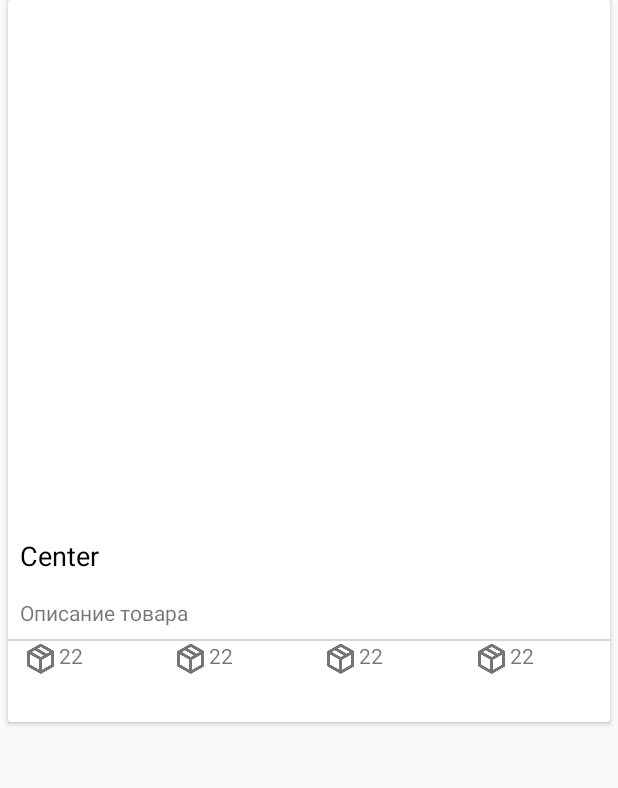
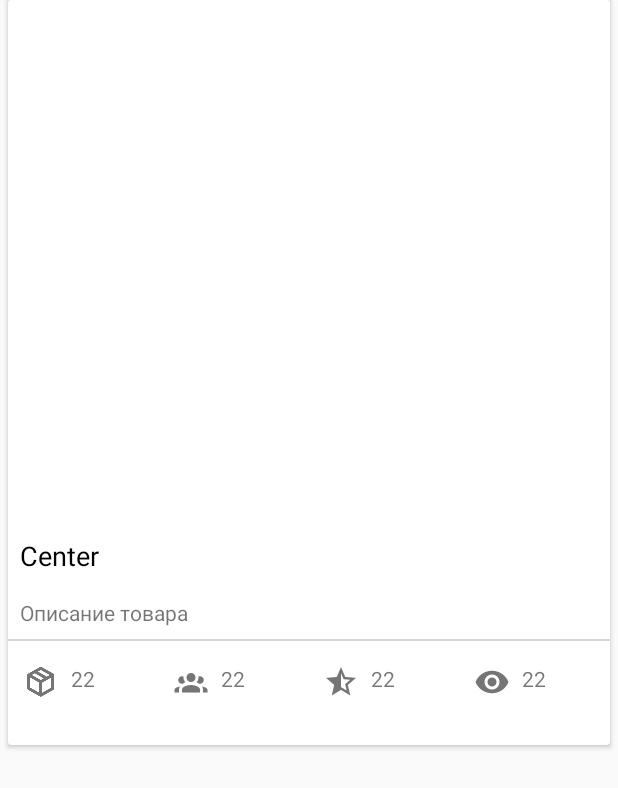
Before and after one commit to Elbar/OobaApp, an Android app: the layout layout_collection.xml on its own in the app's theme, with its tools: preview values and no code run, on a phone screen of 412 x 824 dp. Shown: the top 788 px of the screen. Run offline under Robolectric (Android 15) with nearby library versions, the phone set to English and light mode, and no system bars.

Commit message:
+Added  account and star half icons

```diff
--- a/app/src/main/res/layout/layout_collection.xml
+++ b/app/src/main/res/layout/layout_collection.xml
@@ -20,7 +20,7 @@
                 android:id="@id/collection_iv"
                 android:layout_width="match_parent"
                 android:layout_height="350dp"
-                android:scaleType="fitXY"></ImageView>
+                android:scaleType="fitXY"/>
 
             <TextView
                 android:id="@id/collection_good_name_tv"
@@ -59,6 +59,7 @@
                 android:layout_height="wrap_content"
                 android:layout_below="@id/divider"
                 android:layout_marginBottom="30dp"
+                android:layout_marginTop="15dp"
                 android:orientation="horizontal">
 
                 <TextView
@@ -67,6 +68,7 @@
                     android:layout_marginLeft="10dp"
                     android:layout_weight="1"
                     android:text="22"
+                    android:drawablePadding="8dp"
                     android:drawableStart="@drawable/ic_package_variant"
                     android:drawableLeft="@drawable/ic_package_variant" />
 
@@ -77,8 +79,9 @@
                     android:layout_height="wrap_content"
                     android:layout_marginLeft="10dp"
                     android:layout_weight="1"
-                    android:drawableStart="@drawable/ic_package_variant"
-                    android:drawableLeft="@drawable/ic_package_variant"
+                    android:drawablePadding="8dp"
+                    android:drawableStart="@drawable/ic_account_group"
+                    android:drawableLeft="@drawable/ic_account_group"
                     android:text="22" />
 
 
@@ -87,8 +90,9 @@
                     android:layout_height="wrap_content"
                     android:layout_marginLeft="10dp"
                     android:layout_weight="1"
-                    android:drawableStart="@drawable/ic_package_variant"
-                    android:drawableLeft="@drawable/ic_package_variant"
+                    android:drawablePadding="8dp"
+                    android:drawableStart="@drawable/ic_star_half"
+                    android:drawableLeft="@drawable/ic_star_half"
                     android:text="22" />
 
 
@@ -97,9 +101,11 @@
                     android:layout_height="wrap_content"
                     android:layout_marginLeft="10dp"
                     android:layout_weight="1"
-                    android:drawableStart="@drawable/ic_package_variant"
-                    android:drawableLeft="@drawable/ic_package_variant"
+                    android:drawablePadding="8dp"
+                    android:drawableStart="@drawable/ic_eye"
+                    android:drawableLeft="@drawable/ic_eye"
                     android:text="22" />
+
 
 
             </LinearLayout>
```
Also changed, not shown: app/src/main/res/drawable/account_group.xml (added, +8 -0 lines), app/src/main/res/drawable/star_half.xml (added, +8 -0 lines), app/src/main/res/drawable-hdpi/ic_account_group.png (added), app/src/main/res/drawable-hdpi/ic_eye.png (added), app/src/main/res/drawable-hdpi/ic_star_half.png (added), app/src/main/res/drawable-mdpi/ic_account_group.png (added), app/src/main/res/drawable-mdpi/ic_eye.png (added), app/src/main/res/drawable-mdpi/ic_star_half.png (added), app/src/main/res/drawable-xhdpi/ic_account_group.png (added), app/src/main/res/drawable-xhdpi/ic_eye.png (added), app/src/main/res/drawable-xhdpi/ic_star_half.png (added), app/src/main/res/drawable-xxhdpi/ic_account_group.png (added), app/src/main/res/drawable-xxhdpi/ic_eye.png (added), app/src/main/res/drawable-xxhdpi/ic_star_half.png (added), 3 more files.
